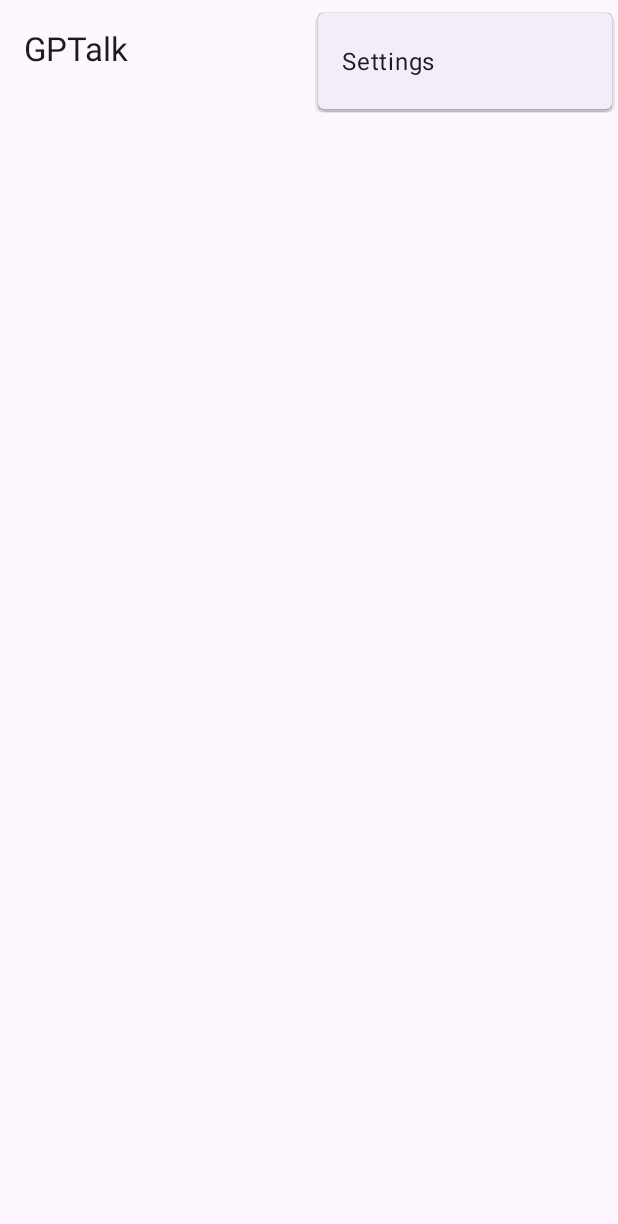
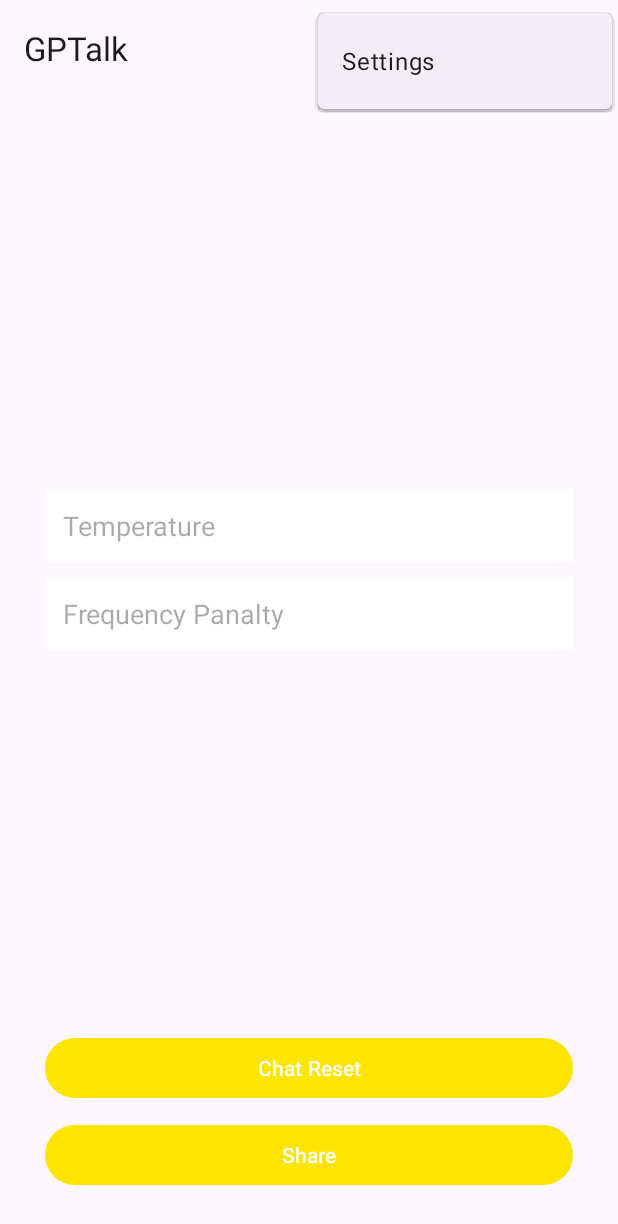
Before and after one commit to LeeEunjeong1/GPTalk, an Android app: the SecondFragment screen opened through its navigation route, with the options menu open, on a phone screen of 412 x 824 dp. Shown: the top 1224 px of the screen. Run offline under Robolectric (Android 15) with nearby library versions, the phone set to English and light mode, and no system bars; our stand-ins replace Dagger/Hilt's generated code, navigation-ui.

Commit message:
Temperature, Frequency Panalty 값 설정 및 적용

```diff
--- /dev/null
+++ b/app/src/main/java/com/example/gptalk/di/UtilsModule.kt
@@ -0,0 +1,22 @@
+package com.example.gptalk.di
+
+import android.content.Context
+import com.example.data.utils.PrefUtil
+import dagger.Module
+import dagger.Provides
+import dagger.hilt.InstallIn
+import dagger.hilt.android.qualifiers.ApplicationContext
+import dagger.hilt.components.SingletonComponent
+import javax.inject.Singleton
+
+@Module
+@InstallIn(SingletonComponent::class)
+object UtilsModule {
+    @Provides
+    @Singleton
+    fun providePrefUtil(
+        @ApplicationContext context: Context
+    ) = PrefUtil(context)
+
+
+}
--- a/app/src/main/java/com/example/gptalk/ui/FirstFragment.kt
+++ b/app/src/main/java/com/example/gptalk/ui/FirstFragment.kt
@@ -1,8 +1,11 @@
 package com.example.gptalk.ui
 
+import android.content.Context
 import android.os.Build
 import android.os.Bundle
 import android.view.*
+import android.view.inputmethod.EditorInfo
+import android.view.inputmethod.InputMethodManager
 import androidx.fragment.app.Fragment
 import androidx.fragment.app.viewModels
 import androidx.recyclerview.widget.LinearLayoutManager
@@ -34,6 +37,7 @@ class FirstFragment : Fragment() {
 
     fun initLayout() {
         with(binding) {
+            // 키패드
             if (Build.VERSION.SDK_INT >= Build.VERSION_CODES.R) {
                 root.setOnApplyWindowInsetsListener { _, windowInsets ->
                     val imeHeight = windowInsets.getInsets(WindowInsets.Type.ime()).bottom
@@ -61,11 +65,22 @@ class FirstFragment : Fragment() {
             btnSubmit.setOnClickListener {
                 loadSubmit()
             }
+            edtMessage.setOnEditorActionListener{ textView, action, event ->
+                var handled = false
+                if (action == EditorInfo.IME_ACTION_DONE) {
+                    // 키보드 내리기
+                    val imm = requireActivity().getSystemService(Context.INPUT_METHOD_SERVICE) as InputMethodManager
+                    imm.hideSoftInputFromWindow(edtMessage.windowToken, 0)
+                    handled = true
+                }
+                handled
+            }
         }
     }
 
     fun initObserve() {
         with(viewModel) {
+            // 채팅 화면 연결
             chatList.observe(viewLifecycleOwner) {
                 adapter.setChats(it)
                 binding.recyclerMessages.scrollToPosition(adapter.itemCount - 1)
--- a/app/src/main/java/com/example/gptalk/ui/FirstViewModel.kt
+++ b/app/src/main/java/com/example/gptalk/ui/FirstViewModel.kt
@@ -3,6 +3,7 @@ package com.example.gptalk.ui
 import androidx.lifecycle.MutableLiveData
 import androidx.lifecycle.ViewModel
 import androidx.lifecycle.viewModelScope
+import com.example.data.utils.PrefUtil
 import com.example.domain.model.GetAnswerRequest
 import com.example.domain.usecase.RequestGetAnswerUseCase
 import com.example.domain.utils.ErrorType
@@ -15,7 +16,8 @@ import javax.inject.Inject
 
 @HiltViewModel
 class FirstViewModel @Inject constructor(
-    private val requestGetAnswerUseCase: RequestGetAnswerUseCase
+    private val requestGetAnswerUseCase: RequestGetAnswerUseCase,
+    private val prefUtil: PrefUtil
 ) : ViewModel(), RemoteErrorEmitter {
     var chatList = MutableLiveData<ArrayList<Chatting>>()
 
@@ -33,8 +35,8 @@ class FirstViewModel @Inject constructor(
             val response = requestGetAnswerUseCase.excute(this@FirstViewModel,
             GetAnswerRequest(
                 text,
-                1.0,
-                1.0
+                prefUtil.getString("TEMPERATURE").toDouble(),
+                prefUtil.getString("FREQUENCY_PANALTY").toDouble()
             )
                 )
 
@@ -45,6 +47,7 @@ class FirstViewModel @Inject constructor(
         }
     }
 
+    // 채팅 화면 연결
     fun setChatting(chatting:Chatting){
         val temp = arrayListOf<Chatting>().apply {
             chatList.value?.let { data -> addAll(data) }
--- a/app/src/main/java/com/example/gptalk/ui/SecondFragment.kt
+++ b/app/src/main/java/com/example/gptalk/ui/SecondFragment.kt
@@ -1,14 +1,17 @@
 package com.example.gptalk.ui
 
 import android.os.Bundle
+import android.text.Editable
+import android.text.TextWatcher
 import android.view.LayoutInflater
 import android.view.View
 import android.view.ViewGroup
 import androidx.fragment.app.Fragment
 import androidx.fragment.app.viewModels
-import androidx.recyclerview.widget.LinearLayoutManager
+import com.example.data.utils.PrefUtil
 import com.example.gptalk.databinding.FragmentSecondBinding
 import dagger.hilt.android.AndroidEntryPoint
+
 
 @AndroidEntryPoint
 class SecondFragment : Fragment() {
@@ -22,8 +25,43 @@ class SecondFragment : Fragment() {
         savedInstanceState: Bundle?
     ): View {
         _binding = FragmentSecondBinding.inflate(inflater, container, false)
+
+        initListener()
         return binding.root
 
+
+    }
+
+    private fun initListener(){
+
+        with(binding){
+            val prefUtil = PrefUtil(requireContext())
+            editTemperature.setText(prefUtil.getString("TEMPERATURE"))
+            editFrequency.setText(prefUtil.getString("FREQUENCY_PANALTY"))
+            editTemperature.addTextChangedListener(object : TextWatcher {
+                override fun beforeTextChanged(charSequence: CharSequence, i: Int, i1: Int, i2: Int) {
+                }
+
+                override fun onTextChanged(charSequence: CharSequence, i: Int, i1: Int, i2: Int) {
+
+                    prefUtil.setString("TEMPERATURE",charSequence.toString())
+                }
+
+                override fun afterTextChanged(editable: Editable) {
+                }
+            })
+            editFrequency.addTextChangedListener(object : TextWatcher {
+                override fun beforeTextChanged(charSequence: CharSequence, i: Int, i1: Int, i2: Int) {
+                }
+
+                override fun onTextChanged(charSequence: CharSequence, i: Int, i1: Int, i2: Int) {
+                    prefUtil.setString("FREQUENCY_PANALTY",charSequence.toString())
+                }
+
+                override fun afterTextChanged(editable: Editable) {
+                }
+            })
+        }
     }
 
     override fun onViewCreated(view: View, savedInstanceState: Bundle?) {
--- a/app/src/main/res/layout/fragment_first.xml
+++ b/app/src/main/res/layout/fragment_first.xml
@@ -29,10 +29,12 @@
         android:id="@+id/edt_message"
         android:layout_width="0dp"
         android:layout_height="0dp"
-        android:hint="메시지 입력"
+        android:hint="@string/hint_message"
         android:paddingLeft="20dp"
         android:paddingRight="20dp"
         android:textColor="@color/black"
+        android:singleLine="true"
+        android:imeOptions="actionDone"
         app:layout_constraintBottom_toBottomOf="parent"
         app:layout_constraintEnd_toStartOf="@+id/btn_submit"
         app:layout_constraintHeight_percent="0.1"
@@ -43,7 +45,7 @@
         android:id="@+id/btn_submit"
         android:layout_width="wrap_content"
         android:layout_height="0dp"
-        android:text="전송"
+        android:text="@string/send"
         app:layout_constraintBottom_toBottomOf="parent"
         app:layout_constraintEnd_toEndOf="parent"
         app:layout_constraintTop_toTopOf="@+id/edt_message" />
--- a/app/src/main/res/layout/fragment_second.xml
+++ b/app/src/main/res/layout/fragment_second.xml
@@ -4,29 +4,63 @@
     xmlns:tools="http://schemas.android.com/tools"
     android:layout_width="match_parent"
     android:layout_height="match_parent"
-    android:padding="18dp"
+    android:padding="30dp"
     tools:context=".ui.FirstFragment">
 
-    <TextView
-        android:id="@+id/text_view"
-        android:layout_width="wrap_content"
+    <EditText
+        android:id="@+id/edit_temperature"
+        android:layout_width="match_parent"
         android:layout_height="wrap_content"
-        app:layout_constraintStart_toStartOf="parent"
-        app:layout_constraintTop_toTopOf="parent"
-        app:layout_constraintBottom_toTopOf="@+id/recycler_view"
-        app:layout_constraintEnd_toEndOf="parent"/>
+        android:inputType="number"
+        android:digits="0123456789."
+        android:ems="10"
+        android:maxLength="3"
+        android:padding="12dp"
+        android:hint="@string/temperature"
+        android:background="#ffffff"
+        android:layout_marginTop="232dp"
+        app:layout_constraintLeft_toLeftOf="parent"
+        app:layout_constraintRight_toRightOf="parent"
+        app:layout_constraintTop_toTopOf="parent" />
 
-    <androidx.recyclerview.widget.RecyclerView
-        android:id="@+id/recycler_view"
+    <EditText
+        android:id="@+id/edit_frequency"
         android:layout_width="match_parent"
-        android:layout_height="0dp"
+        android:layout_height="wrap_content"
+        android:inputType="number"
+        android:digits="0123456789-."
+        android:ems="10"
+        android:maxLength="4"
+        android:padding="12dp"
+        android:background="#ffffff"
+        android:hint="@string/frequency_panalty"
         android:layout_marginTop="10dp"
-        android:clipToPadding="false"
-        android:scrollbars="vertical"
-        app:layout_constraintBottom_toBottomOf="parent"
-        app:layout_constraintEnd_toEndOf="parent"
-        app:layout_constraintStart_toStartOf="parent"
-        app:layout_constraintTop_toBottomOf="@id/text_view" />
+        app:layout_constraintRight_toRightOf="parent"
+        app:layout_constraintLeft_toLeftOf="parent"
+        app:layout_constraintTop_toBottomOf="@id/edit_temperature" />
 
+    <Button
+        android:id="@+id/btn_reset"
+        android:layout_width="match_parent"
+        android:layout_height="wrap_content"
+        android:text="@string/chat_reset"
+        android:paddingLeft="30dp"
+        android:paddingRight="30dp"
+        android:layout_marginBottom="10dp"
+        app:layout_constraintLeft_toLeftOf="parent"
+        app:layout_constraintRight_toRightOf="parent"
+        app:layout_constraintBottom_toTopOf="@id/btn_share" />
+
+    <Button
+        android:id="@+id/btn_share"
+        android:layout_width="match_parent"
+        android:layout_height="wrap_content"
+        android:text="@string/share"
+        android:paddingLeft="30dp"
+        android:paddingRight="30dp"
+        android:layout_marginTop="10dp"
+        app:layout_constraintLeft_toLeftOf="parent"
+        app:layout_constraintRight_toRightOf="parent"
+        app:layout_constraintBottom_toBottomOf="parent" />
 
 </androidx.constraintlayout.widget.ConstraintLayout>
--- a/app/src/main/res/values/strings.xml
+++ b/app/src/main/res/values/strings.xml
@@ -6,4 +6,10 @@
     <string name="second_fragment_label">Setting</string>
 
     <string name="todo">TODO</string>
+    <string name="temperature">Temperature</string>
+    <string name="frequency_panalty">Frequency Panalty</string>
+    <string name="chat_reset">Chat Reset</string>
+    <string name="share">Share</string>
+    <string name="hint_message">메시지 입력</string>
+    <string name="send">전송</string>
 </resources>
--- /dev/null
+++ b/data/src/main/java/com/example/data/utils/PrefUtil.kt
@@ -0,0 +1,33 @@
+package com.example.data.utils
+
+import android.content.Context
+import android.content.SharedPreferences
+import javax.inject.Inject
+
+
+class PrefUtil @Inject constructor(
+    private val context: Context
+) {
+    private val PREF_KEY = "pref_data_key"
+
+    //디폴트 키 저장소
+    fun getPref(): SharedPreferences {
+        return context.getSharedPreferences(PREF_KEY, Context.MODE_PRIVATE)
+    }
+
+    fun getEditor(): SharedPreferences.Editor {
+        return context.getSharedPreferences(PREF_KEY, Context.MODE_PRIVATE).edit()
+    }
+
+    //디폴트 get
+    fun getString(key: String): String {
+        return getPref().getString(key, "") ?: ""
+    }
+
+    //디폴트 단건 set
+    fun setString(key: String, value: String) {
+        val editor: SharedPreferences.Editor = getEditor().putString(key, value)
+        editor.commit()
+    }
+
+}
```
